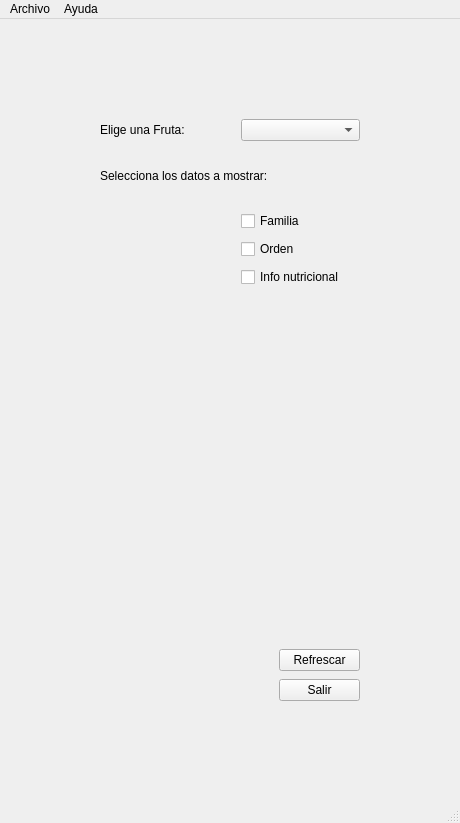
Qt form frutas.ui (alibar92/ProyectoInterfazPythonQtDAM2) before a commit.
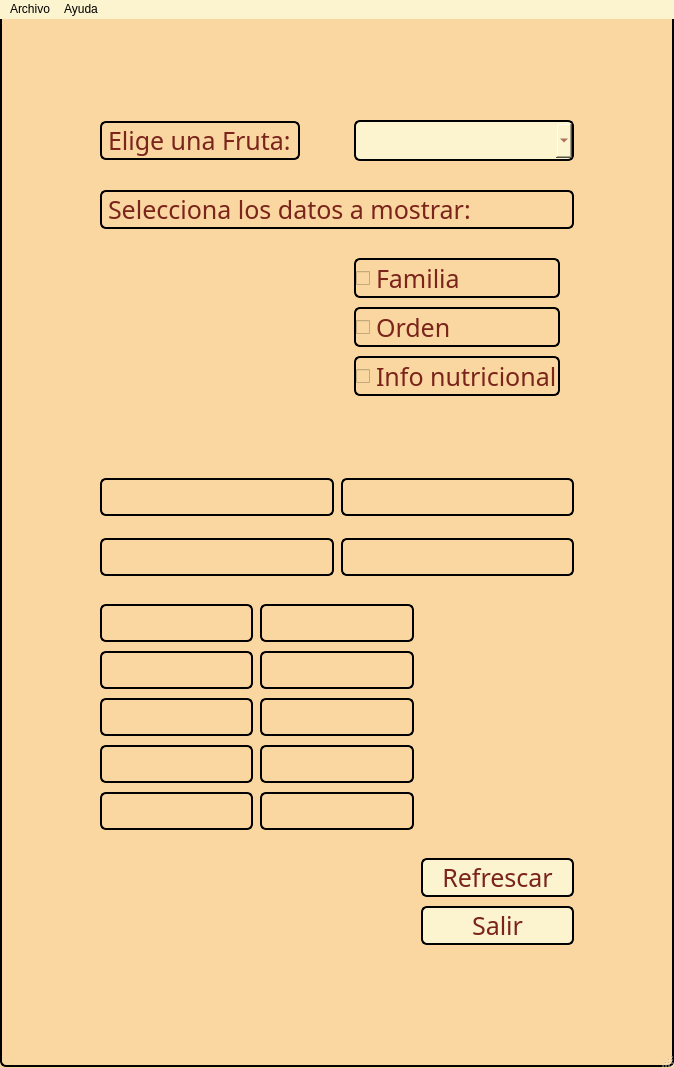
The same form after that commit.

```diff
--- a/frutas.ui
+++ b/frutas.ui
@@ -9,8 +9,8 @@
    <rect>
     <x>0</x>
     <y>0</y>
-    <width>457</width>
-    <height>730</height>
+    <width>603</width>
+    <height>1047</height>
    </rect>
   </property>
   <property name="sizePolicy">
@@ -19,6 +19,205 @@
     <verstretch>0</verstretch>
    </sizepolicy>
   </property>
+  <property name="palette">
+   <palette>
+    <active>
+     <colorrole role="WindowText">
+      <brush brushstyle="SolidPattern">
+       <color alpha="255">
+        <red>123</red>
+        <green>36</green>
+        <blue>28</blue>
+       </color>
+      </brush>
+     </colorrole>
+     <colorrole role="Button">
+      <brush brushstyle="SolidPattern">
+       <color alpha="255">
+        <red>250</red>
+        <green>215</green>
+        <blue>160</blue>
+       </color>
+      </brush>
+     </colorrole>
+     <colorrole role="Text">
+      <brush brushstyle="SolidPattern">
+       <color alpha="255">
+        <red>123</red>
+        <green>36</green>
+        <blue>28</blue>
+       </color>
+      </brush>
+     </colorrole>
+     <colorrole role="ButtonText">
+      <brush brushstyle="SolidPattern">
+       <color alpha="255">
+        <red>123</red>
+        <green>36</green>
+        <blue>28</blue>
+       </color>
+      </brush>
+     </colorrole>
+     <colorrole role="Base">
+      <brush brushstyle="SolidPattern">
+       <color alpha="255">
+        <red>250</red>
+        <green>215</green>
+        <blue>160</blue>
+       </color>
+      </brush>
+     </colorrole>
+     <colorrole role="Window">
+      <brush brushstyle="SolidPattern">
+       <color alpha="255">
+        <red>250</red>
+        <green>215</green>
+        <blue>160</blue>
+       </color>
+      </brush>
+     </colorrole>
+     <colorrole role="AlternateBase">
+      <brush brushstyle="SolidPattern">
+       <color alpha="255">
+        <red>255</red>
+        <green>219</green>
+        <blue>174</blue>
+       </color>
+      </brush>
+     </colorrole>
+    </active>
+    <inactive>
+     <colorrole role="WindowText">
+      <brush brushstyle="SolidPattern">
+       <color alpha="255">
+        <red>123</red>
+        <green>36</green>
+        <blue>28</blue>
+       </color>
+      </brush>
+     </colorrole>
+     <colorrole role="Button">
+      <brush brushstyle="SolidPattern">
+       <color alpha="255">
+        <red>250</red>
+        <green>215</green>
+        <blue>160</blue>
+       </color>
+      </brush>
+     </colorrole>
+     <colorrole role="Text">
+      <brush brushstyle="SolidPattern">
+       <color alpha="255">
+        <red>123</red>
+        <green>36</green>
+        <blue>28</blue>
+       </color>
+      </brush>
+     </colorrole>
+     <colorrole role="ButtonText">
+      <brush brushstyle="SolidPattern">
+       <color alpha="255">
+        <red>123</red>
+        <green>36</green>
+        <blue>28</blue>
+       </color>
+      </brush>
+     </colorrole>
+     <colorrole role="Base">
+      <brush brushstyle="SolidPattern">
+       <color alpha="255">
+        <red>250</red>
+        <green>215</green>
+        <blue>160</blue>
+       </color>
+      </brush>
+     </colorrole>
+     <colorrole role="Window">
+      <brush brushstyle="SolidPattern">
+       <color alpha="255">
+        <red>250</red>
+        <green>215</green>
+        <blue>160</blue>
+       </color>
+      </brush>
+     </colorrole>
+     <colorrole role="AlternateBase">
+      <brush brushstyle="SolidPattern">
+       <color alpha="255">
+        <red>255</red>
+        <green>219</green>
+        <blue>174</blue>
+       </color>
+      </brush>
+     </colorrole>
+    </inactive>
+    <disabled>
+     <colorrole role="WindowText">
+      <brush brushstyle="SolidPattern">
+       <color alpha="255">
+        <red>123</red>
+        <green>36</green>
+        <blue>28</blue>
+       </color>
+      </brush>
+     </colorrole>
+     <colorrole role="Button">
+      <brush brushstyle="SolidPattern">
+       <color alpha="255">
+        <red>250</red>
+        <green>215</green>
+        <blue>160</blue>
+       </color>
+      </brush>
+     </colorrole>
+     <colorrole role="Text">
+      <brush brushstyle="SolidPattern">
+       <color alpha="255">
+        <red>123</red>
+        <green>36</green>
+        <blue>28</blue>
+       </color>
+      </brush>
+     </colorrole>
+     <colorrole role="ButtonText">
+      <brush brushstyle="SolidPattern">
+       <color alpha="255">
+        <red>123</red>
+        <green>36</green>
+        <blue>28</blue>
+       </color>
+      </brush>
+     </colorrole>
+     <colorrole role="Base">
+      <brush brushstyle="SolidPattern">
+       <color alpha="255">
+        <red>250</red>
+        <green>215</green>
+        <blue>160</blue>
+       </color>
+      </brush>
+     </colorrole>
+     <colorrole role="Window">
+      <brush brushstyle="SolidPattern">
+       <color alpha="255">
+        <red>250</red>
+        <green>215</green>
+        <blue>160</blue>
+       </color>
+      </brush>
+     </colorrole>
+     <colorrole role="AlternateBase">
+      <brush brushstyle="SolidPattern">
+       <color alpha="255">
+        <red>255</red>
+        <green>219</green>
+        <blue>174</blue>
+       </color>
+      </brush>
+     </colorrole>
+    </disabled>
+   </palette>
+  </property>
   <property name="windowTitle">
    <string>MainWindow</string>
   </property>
@@ -28,9 +227,36 @@
   <property name="layoutDirection">
    <enum>Qt::LeftToRight</enum>
   </property>
+  <property name="autoFillBackground">
+   <bool>false</bool>
+  </property>
+  <property name="styleSheet">
+   <string notr="true">QLabel, QCheckBox, QComboBox, QPushButton, QMainWindow {
+	font-family: solid San-Serif;
+	font-size:25px;
+	color: #7B241C;
+	background: #FAD7A0;
+	margin: 1 px;
+	border: 2px solid black;
+	border-radius: 6px;
+}
+
+QLabel#familiaValue, #ordenValue, #hidratosValue, #azucaresValue, #proteinasValue,
+#grasasValue, #caloriasValue {
+	font-style: italic;
+}
+
+QComboBox, QPushButton, QMenuBar  {
+    background: #FCF3CF;
+}
+
+QCheckBox:hover:checked {
+	color: #8E44AD;
+}</string>
+  </property>
   <widget class="QWidget" name="centralwidget">
    <property name="sizePolicy">
-    <sizepolicy hsizetype="Expanding" vsizetype="Expanding">
+    <sizepolicy hsizetype="Expanding" vsizetype="Minimum">
      <horstretch>0</horstretch>
      <verstretch>0</verstretch>
     </sizepolicy>
@@ -61,9 +287,12 @@
      <number>100</number>
     </property>
     <item>
-     <layout class="QVBoxLayout" name="verticalLayout" stretch="0,0,0,0,0,0,0">
+     <layout class="QVBoxLayout" name="verticalLayout" stretch="0,0,0,0,0,0,0,0">
+      <property name="spacing">
+       <number>7</number>
+      </property>
       <property name="sizeConstraint">
-       <enum>QLayout::SetFixedSize</enum>
+       <enum>QLayout::SetDefaultConstraint</enum>
       </property>
       <item>
        <layout class="QGridLayout" name="gridLayout_3">
@@ -72,21 +301,66 @@
         </property>
         <item row="5" column="2">
          <widget class="QCheckBox" name="familia">
+          <property name="sizePolicy">
+           <sizepolicy hsizetype="Minimum" vsizetype="Fixed">
+            <horstretch>0</horstretch>
+            <verstretch>0</verstretch>
+           </sizepolicy>
+          </property>
           <property name="text">
            <string>Familia</string>
           </property>
          </widget>
         </item>
         <item row="0" column="2" colspan="3">
-         <widget class="QComboBox" name="listaFrutas"/>
+         <widget class="QComboBox" name="listaFrutas">
+          <property name="sizePolicy">
+           <sizepolicy hsizetype="Minimum" vsizetype="Fixed">
+            <horstretch>0</horstretch>
+            <verstretch>0</verstretch>
+           </sizepolicy>
+          </property>
+         </widget>
         </item>
-        <item row="3" column="0" colspan="5">
-         <widget class="QLabel" name="eleccionCheckBox">
+        <item row="0" column="0">
+         <widget class="QLabel" name="eleccionFruta">
+          <property name="sizePolicy">
+           <sizepolicy hsizetype="Minimum" vsizetype="Fixed">
+            <horstretch>0</horstretch>
+            <verstretch>0</verstretch>
+           </sizepolicy>
+          </property>
           <property name="text">
-           <string>Selecciona los datos a mostrar:</string>
+           <string>Elige una Fruta:</string>
           </property>
          </widget>
         </item>
+        <item row="0" column="1">
+         <spacer name="horizontalSpacer_3">
+          <property name="orientation">
+           <enum>Qt::Horizontal</enum>
+          </property>
+          <property name="sizeHint" stdset="0">
+           <size>
+            <width>40</width>
+            <height>20</height>
+           </size>
+          </property>
+         </spacer>
+        </item>
+        <item row="2" column="0">
+         <spacer name="horizontalSpacer">
+          <property name="orientation">
+           <enum>Qt::Horizontal</enum>
+          </property>
+          <property name="sizeHint" stdset="0">
+           <size>
+            <width>40</width>
+            <height>20</height>
+           </size>
+          </property>
+         </spacer>
+        </item>
         <item row="4" column="0">
          <spacer name="horizontalSpacer_2">
           <property name="orientation">
@@ -114,54 +388,21 @@
           </property>
          </widget>
         </item>
-        <item row="2" column="0">
-         <spacer name="horizontalSpacer">
-          <property name="orientation">
-           <enum>Qt::Horizontal</enum>
+        <item row="3" column="0" colspan="5">
+         <widget class="QLabel" name="eleccionCheckBox">
+          <property name="sizePolicy">
+           <sizepolicy hsizetype="Minimum" vsizetype="Fixed">
+            <horstretch>0</horstretch>
+            <verstretch>0</verstretch>
+           </sizepolicy>
           </property>
-          <property name="sizeHint" stdset="0">
-           <size>
-            <width>40</width>
-            <height>20</height>
-           </size>
-          </property>
-         </spacer>
-        </item>
-        <item row="0" column="1">
-         <spacer name="horizontalSpacer_3">
-          <property name="orientation">
-           <enum>Qt::Horizontal</enum>
-          </property>
-          <property name="sizeHint" stdset="0">
-           <size>
-            <width>40</width>
-            <height>20</height>
-           </size>
-          </property>
-         </spacer>
-        </item>
-        <item row="0" column="0">
-         <widget class="QLabel" name="eleccionFruta">
           <property name="text">
-           <string>Elige una Fruta:</string>
+           <string>Selecciona los datos a mostrar:</string>
           </property>
          </widget>
         </item>
        </layout>
       </item>
-      <item>
-       <spacer name="verticalSpacer_5">
-        <property name="orientation">
-         <enum>Qt::Vertical</enum>
-        </property>
-        <property name="sizeHint" stdset="0">
-         <size>
-          <width>20</width>
-          <height>40</height>
-         </size>
-        </property>
-       </spacer>
-      </item>
       <item>
        <spacer name="verticalSpacer_3">
         <property name="orientation">
@@ -169,6 +410,32 @@
         </property>
         <property name="sizeHint" stdset="0">
          <size>
+          <width>17</width>
+          <height>13</height>
+         </size>
+        </property>
+       </spacer>
+      </item>
+      <item>
+       <spacer name="horizontalSpacer_4">
+        <property name="orientation">
+         <enum>Qt::Horizontal</enum>
+        </property>
+        <property name="sizeHint" stdset="0">
+         <size>
+          <width>40</width>
+          <height>20</height>
+         </size>
+        </property>
+       </spacer>
+      </item>
+      <item>
+       <spacer name="verticalSpacer_6">
+        <property name="orientation">
+         <enum>Qt::Vertical</enum>
+        </property>
+        <property name="sizeHint" stdset="0">
+         <size>
           <width>20</width>
           <height>40</height>
          </size>
@@ -180,15 +447,27 @@
         <property name="sizeConstraint">
          <enum>QLayout::SetFixedSize</enum>
         </property>
-        <item row="0" column="1">
-         <widget class="QLabel" name="familiaValue">
-          <property name="text">
-           <string/>
-          </property>
-         </widget>
-        </item>
         <item row="0" column="0">
          <widget class="QLabel" name="familiaLabel">
+          <property name="sizePolicy">
+           <sizepolicy hsizetype="Minimum" vsizetype="Fixed">
+            <horstretch>0</horstretch>
+            <verstretch>0</verstretch>
+           </sizepolicy>
+          </property>
+          <property name="text">
+           <string/>
+          </property>
+         </widget>
+        </item>
+        <item row="0" column="1">
+         <widget class="QLabel" name="familiaValue">
+          <property name="sizePolicy">
+           <sizepolicy hsizetype="Minimum" vsizetype="Fixed">
+            <horstretch>0</horstretch>
+            <verstretch>0</verstretch>
+           </sizepolicy>
+          </property>
           <property name="text">
            <string/>
           </property>
@@ -203,8 +482,8 @@
         </property>
         <property name="sizeHint" stdset="0">
          <size>
-          <width>20</width>
-          <height>40</height>
+          <width>17</width>
+          <height>13</height>
          </size>
         </property>
        </spacer>
@@ -214,15 +493,27 @@
         <property name="sizeConstraint">
          <enum>QLayout::SetFixedSize</enum>
         </property>
-        <item row="0" column="1">
-         <widget class="QLabel" name="ordenValue">
-          <property name="text">
-           <string/>
-          </property>
-         </widget>
-        </item>
         <item row="0" column="0">
          <widget class="QLabel" name="ordenLabel">
+          <property name="sizePolicy">
+           <sizepolicy hsizetype="Minimum" vsizetype="Fixed">
+            <horstretch>0</horstretch>
+            <verstretch>0</verstretch>
+           </sizepolicy>
+          </property>
+          <property name="text">
+           <string/>
+          </property>
+         </widget>
+        </item>
+        <item row="0" column="1">
+         <widget class="QLabel" name="ordenValue">
+          <property name="sizePolicy">
+           <sizepolicy hsizetype="Minimum" vsizetype="Fixed">
+            <horstretch>0</horstretch>
+            <verstretch>0</verstretch>
+           </sizepolicy>
+          </property>
           <property name="text">
            <string/>
           </property>
@@ -235,76 +526,119 @@
         <property name="sizeConstraint">
          <enum>QLayout::SetFixedSize</enum>
         </property>
-        <item row="9" column="2">
-         <widget class="QPushButton" name="salirButton">
+        <item row="7" column="2">
+         <widget class="QPushButton" name="refrescarButton">
           <property name="text">
-           <string>Salir</string>
+           <string>Refrescar</string>
+          </property>
+         </widget>
+        </item>
+        <item row="2" column="1">
+         <widget class="QLabel" name="azucaresValue">
+          <property name="sizePolicy">
+           <sizepolicy hsizetype="Minimum" vsizetype="Fixed">
+            <horstretch>0</horstretch>
+            <verstretch>0</verstretch>
+           </sizepolicy>
+          </property>
+          <property name="text">
+           <string/>
+          </property>
+         </widget>
+        </item>
+        <item row="3" column="1">
+         <widget class="QLabel" name="proteinasValue">
+          <property name="sizePolicy">
+           <sizepolicy hsizetype="Minimum" vsizetype="Fixed">
+            <horstretch>0</horstretch>
+            <verstretch>0</verstretch>
+           </sizepolicy>
+          </property>
+          <property name="text">
+           <string/>
           </property>
          </widget>
         </item>
         <item row="1" column="0">
          <widget class="QLabel" name="hidratoLabel">
+          <property name="sizePolicy">
+           <sizepolicy hsizetype="Minimum" vsizetype="Fixed">
+            <horstretch>0</horstretch>
+            <verstretch>0</verstretch>
+           </sizepolicy>
+          </property>
           <property name="text">
            <string/>
           </property>
          </widget>
         </item>
-        <item row="0" column="0">
-         <spacer name="verticalSpacer_2">
-          <property name="orientation">
-           <enum>Qt::Vertical</enum>
-          </property>
-          <property name="sizeHint" stdset="0">
-           <size>
-            <width>20</width>
-            <height>40</height>
-           </size>
-          </property>
-         </spacer>
-        </item>
-        <item row="6" column="2">
-         <spacer name="verticalSpacer_4">
-          <property name="orientation">
-           <enum>Qt::Vertical</enum>
-          </property>
-          <property name="sizeHint" stdset="0">
-           <size>
-            <width>20</width>
-            <height>40</height>
-           </size>
-          </property>
-         </spacer>
-        </item>
         <item row="5" column="0">
          <widget class="QLabel" name="caloriasLabel">
+          <property name="sizePolicy">
+           <sizepolicy hsizetype="Minimum" vsizetype="Fixed">
+            <horstretch>0</horstretch>
+            <verstretch>0</verstretch>
+           </sizepolicy>
+          </property>
           <property name="text">
            <string/>
           </property>
          </widget>
         </item>
+        <item row="2" column="0">
+         <widget class="QLabel" name="azucaresLabel">
+          <property name="sizePolicy">
+           <sizepolicy hsizetype="Minimum" vsizetype="Fixed">
+            <horstretch>0</horstretch>
+            <verstretch>0</verstretch>
+           </sizepolicy>
+          </property>
+          <property name="text">
+           <string/>
+          </property>
+         </widget>
+        </item>
+        <item row="4" column="0">
+         <widget class="QLabel" name="grasasLabel">
+          <property name="sizePolicy">
+           <sizepolicy hsizetype="Minimum" vsizetype="Fixed">
+            <horstretch>0</horstretch>
+            <verstretch>0</verstretch>
+           </sizepolicy>
+          </property>
+          <property name="text">
+           <string/>
+          </property>
+         </widget>
+        </item>
+        <item row="9" column="2">
+         <widget class="QPushButton" name="salirButton">
+          <property name="text">
+           <string>Salir</string>
+          </property>
+         </widget>
+        </item>
+        <item row="6" column="2">
+         <spacer name="verticalSpacer_4">
+          <property name="orientation">
+           <enum>Qt::Vertical</enum>
+          </property>
+          <property name="sizeHint" stdset="0">
+           <size>
+            <width>79</width>
+            <height>19</height>
+           </size>
+          </property>
+         </spacer>
+        </item>
         <item row="3" column="0">
          <widget class="QLabel" name="proteinasLabel">
-          <property name="text">
-           <string/>
+          <property name="sizePolicy">
+           <sizepolicy hsizetype="Minimum" vsizetype="Fixed">
+            <horstretch>0</horstretch>
+            <verstretch>0</verstretch>
+           </sizepolicy>
           </property>
-         </widget>
-        </item>
-        <item row="4" column="0">
-         <widget class="QLabel" name="grasasLabel">
-          <property name="text">
-           <string/>
-          </property>
-         </widget>
-        </item>
-        <item row="2" column="0">
-         <widget class="QLabel" name="azucaresLabel">
-          <property name="text">
-           <string/>
-          </property>
-         </widget>
-        </item>
-        <item row="4" column="1">
-         <widget class="QLabel" name="grasasValue">
           <property name="text">
            <string/>
           </property>
@@ -312,6 +646,38 @@
         </item>
         <item row="5" column="1">
          <widget class="QLabel" name="caloriasValue">
+          <property name="sizePolicy">
+           <sizepolicy hsizetype="Minimum" vsizetype="Fixed">
+            <horstretch>0</horstretch>
+            <verstretch>0</verstretch>
+           </sizepolicy>
+          </property>
+          <property name="text">
+           <string/>
+          </property>
+         </widget>
+        </item>
+        <item row="0" column="0">
+         <spacer name="verticalSpacer_2">
+          <property name="orientation">
+           <enum>Qt::Vertical</enum>
+          </property>
+          <property name="sizeHint" stdset="0">
+           <size>
+            <width>79</width>
+            <height>19</height>
+           </size>
+          </property>
+         </spacer>
+        </item>
+        <item row="4" column="1">
+         <widget class="QLabel" name="grasasValue">
+          <property name="sizePolicy">
+           <sizepolicy hsizetype="Minimum" vsizetype="Fixed">
+            <horstretch>0</horstretch>
+            <verstretch>0</verstretch>
+           </sizepolicy>
+          </property>
           <property name="text">
            <string/>
           </property>
@@ -319,32 +685,17 @@
         </item>
         <item row="1" column="1">
          <widget class="QLabel" name="hidratosValue">
-          <property name="text">
-           <string/>
+          <property name="sizePolicy">
+           <sizepolicy hsizetype="Minimum" vsizetype="Fixed">
+            <horstretch>0</horstretch>
+            <verstretch>0</verstretch>
+           </sizepolicy>
           </property>
-         </widget>
-        </item>
-        <item row="3" column="1">
-         <widget class="QLabel" name="proteinasValue">
           <property name="text">
            <string/>
           </property>
          </widget>
         </item>
-        <item row="2" column="1">
-         <widget class="QLabel" name="azucaresValue">
-          <property name="text">
-           <string/>
-          </property>
-         </widget>
-        </item>
-        <item row="7" column="2">
-         <widget class="QPushButton" name="refrescarButton">
-          <property name="text">
-           <string>Refrescar</string>
-          </property>
-         </widget>
-        </item>
        </layout>
       </item>
      </layout>
@@ -356,7 +707,7 @@
     <rect>
      <x>0</x>
      <y>0</y>
-     <width>457</width>
+     <width>603</width>
      <height>21</height>
     </rect>
    </property>
```
